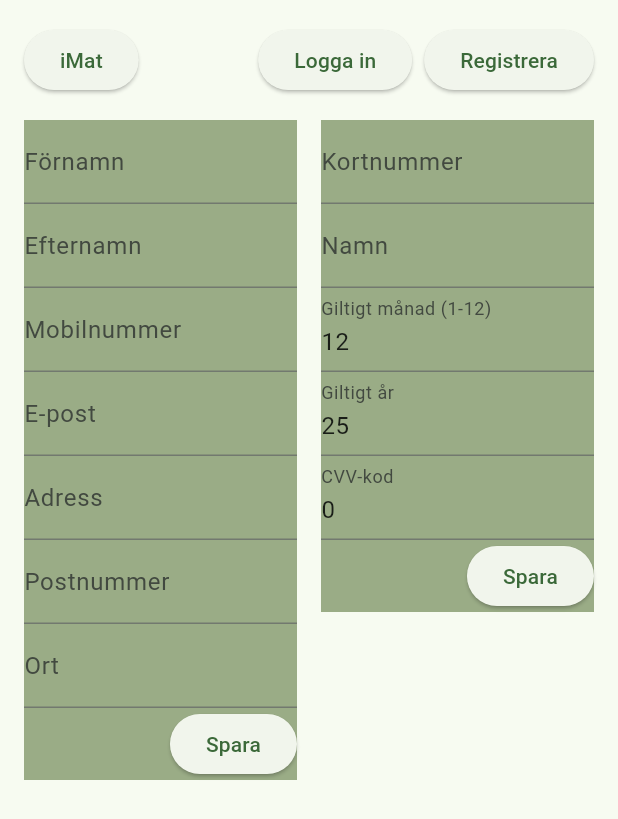
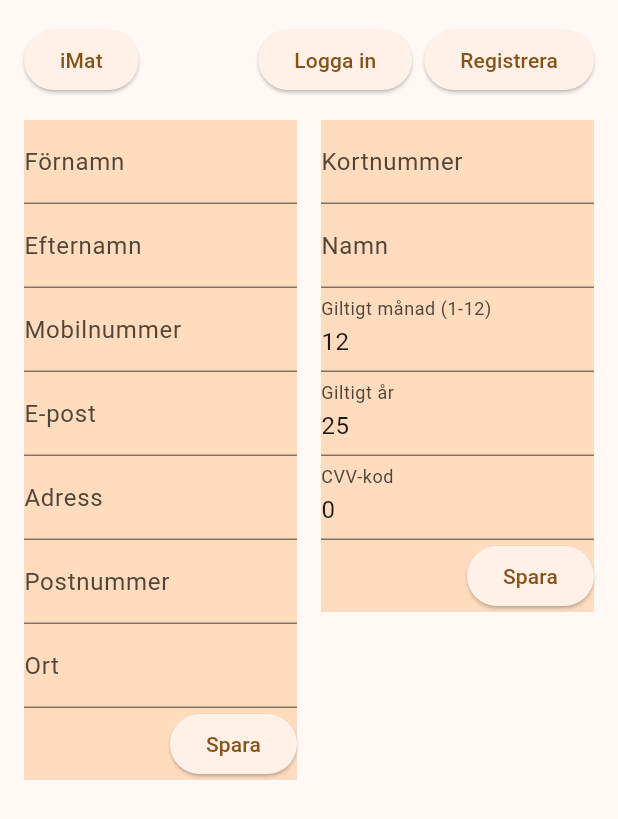
Before and after one commit to jakublewand/iMat-DAT216, a Flutter app: the AccountView screen opened directly, on a phone screen of 412 x 824 dp. Shown: the top 819 px of the screen. Run offline on Flutter 3.47's test engine with Material 3 defaults, Android fonts, the phone set to English and light mode, and no system bars; network calls fail.

Commit message:
Fix colors

```diff
--- a/lib/app_theme.dart
+++ b/lib/app_theme.dart
@@ -9,6 +9,6 @@ class AppTheme {
   static const double paddingHuge = 32.0;
 
   static ColorScheme colorScheme = ColorScheme.fromSeed(
-    seedColor: Colors.green,
+    seedColor: Colors.orange,
   );
 }
--- a/lib/pages/account_view.dart
+++ b/lib/pages/account_view.dart
@@ -17,7 +17,7 @@ class AccountView extends StatelessWidget {
             children: [
               AppNavbar(),
               SizedBox(height: AppTheme.paddingMedium),
-              _customerDetails(),
+              _customerDetails(context),
             ],
           ),
         ),
@@ -25,22 +25,20 @@ class AccountView extends StatelessWidget {
     );
   }
 
-
-
-  Widget _customerDetails() {
+  Widget _customerDetails(BuildContext context) {
     return Row(
       crossAxisAlignment: CrossAxisAlignment.start,
       children: [
         Expanded(
           child: Container(
-            color: Color.fromARGB(255, 154, 172, 134),
+            color: Theme.of(context).colorScheme.primaryContainer,
             child: CustomerDetails(),
           ),
         ),
         SizedBox(width: 16),
         Expanded(
           child: Container(
-            color: Color.fromARGB(255, 154, 172, 134),
+            color: Theme.of(context).colorScheme.primaryContainer,
             child: CardDetails(),
           ),
         ),
--- a/lib/pages/history_view.dart
+++ b/lib/pages/history_view.dart
@@ -44,7 +44,7 @@ class _HistoryViewState extends State<HistoryView> {
                   // When a user taps on an item the function _selectOrder is called
                   // The Material widget is need to make hovering pliancy effects visible
                   child: Material(
-                    color: const Color.fromARGB(255, 154, 172, 134),
+                    color: Theme.of(context).colorScheme.primaryContainer,
                     child: _ordersList(context, orders, _selectOrder),
                   ),
                 ),
--- a/lib/pages/main_view.dart
+++ b/lib/pages/main_view.dart
@@ -27,7 +27,7 @@ class MainView extends StatelessWidget {
             child: Row(
               crossAxisAlignment: CrossAxisAlignment.start,
               children: [
-                _leftPanel(iMat),
+                _leftPanel(context, iMat),
                 Container(
                   width: 580,
                   //height: 400,
@@ -63,10 +63,10 @@ class MainView extends StatelessWidget {
     );
   }
 
-  Container _leftPanel(ImatDataHandler iMat) {
+  Container _leftPanel(BuildContext context, ImatDataHandler iMat) {
     return Container(
       width: 300,
-      color: const Color.fromARGB(255, 154, 172, 134),
+      color: Theme.of(context).colorScheme.primaryContainer,
       child: Column(
         children: [
           SizedBox(height: AppTheme.paddingSmall),
```
